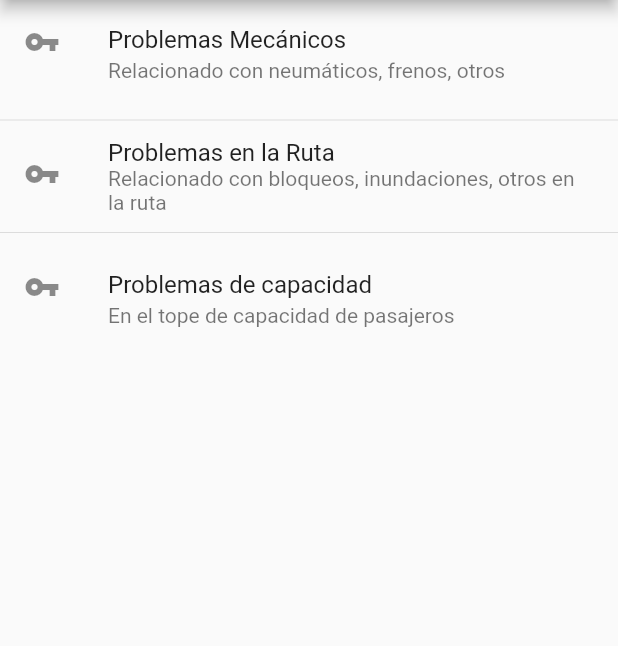
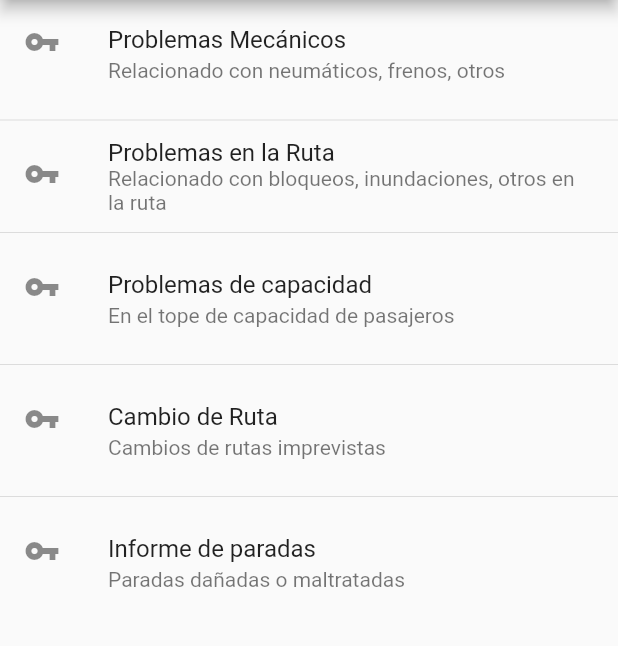
Before and after one commit to Hack-Cities-2020/mobility_project_mobile_2020, a Flutter app: the BusDrawer widget shown alone on an empty page, opened directly, after a tap on "Notificar un imprevisto", on a phone screen of 412 x 824 dp, the part 84-730 px from its top. Run offline on Flutter 3.47's test engine with Material 2 defaults, Android fonts, the phone set to English and light mode, and no system bars; our stand-ins replace cloud_firestore, geolocator, google_maps_flutter, step_progress_indicator; accounts and stored records are empty; network calls fail.

Commit message:
refactor and notifiers added

```diff
--- /dev/null
+++ b/lib/src/constants.dart
@@ -0,0 +1,4 @@
+String kBaseUrl = 'http://192.168.0.109:5000/api/';
+
+String kVehiclesApi = 'vehicle';
+String kRoutesApi = 'route';
--- a/lib/src/provider/buses.provider.dart
+++ b/lib/src/provider/buses.provider.dart
@@ -1,10 +1,11 @@
 import 'dart:convert';
 
 import 'package:http/http.dart' as http;
+import 'package:mobility_project_mobile_2020/src/constants.dart';
 
 class BusesProvider {
   static Future<List> getBuses() async {
-    var response = await http.get('http://192.168.0.109:5000/api/vehicle');
+    var response = await http.get(kBaseUrl + kVehiclesApi);
     return jsonDecode(response.body);
   }
 }
--- a/lib/src/provider/routes.provider.dart
+++ b/lib/src/provider/routes.provider.dart
@@ -1,10 +1,11 @@
 import 'dart:convert';
 
 import 'package:http/http.dart' as http;
+import 'package:mobility_project_mobile_2020/src/constants.dart';
 
 class RoutesProvider {
   static Future<List> getRoutes() async {
-    var response = await http.get('http://192.168.0.109:5000/api/route');
+    var response = await http.get(kBaseUrl + kRoutesApi);
     return jsonDecode(response.body);
   }
 }
--- a/lib/src/ui/pages/notifier/notifier.page.dart
+++ b/lib/src/ui/pages/notifier/notifier.page.dart
@@ -15,6 +15,14 @@ class NotifierPage extends StatelessWidget {
       'title': 'Problemas de capacidad',
       'subtitle': 'En el tope de capacidad de pasajeros',
     },
+    {
+      'title': 'Cambio de Ruta',
+      'subtitle': 'Cambios de rutas imprevistas',
+    },
+    {
+      'title': 'Informe de paradas',
+      'subtitle': 'Paradas dañadas o maltratadas',
+    }
   ];
   @override
   Widget build(BuildContext context) {
--- a/lib/src/ui/widgets/bus_drawer.widget.dart
+++ b/lib/src/ui/widgets/bus_drawer.widget.dart
@@ -120,6 +120,25 @@ class BusDrawer extends StatelessWidget {
                 ],
               ),
             ),
+            Divider(),
+            Row(
+              mainAxisAlignment: MainAxisAlignment.center,
+              children: <Widget>[
+                Icon(
+                  Icons.code,
+                  size: 18,
+                  color: Colors.red,
+                ),
+                SizedBox(
+                  width: 8.0,
+                ),
+                Text(
+                  'Team Hack Fellas @ 2020',
+                  style: TextStyle(fontSize: 10.0, color: Colors.black87),
+                ),
+              ],
+            ),
+            // Spacer(),
           ],
         ),
       ),
```
